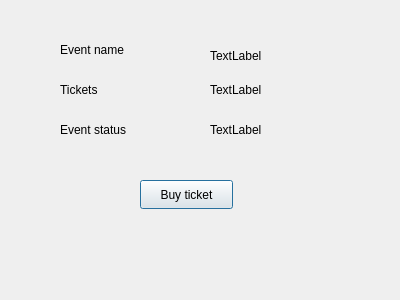
First picture: the form in OrderTickets/eventdescriptionwindow.ui, repository N3wm1e/Hustle_Rep, before the edit.
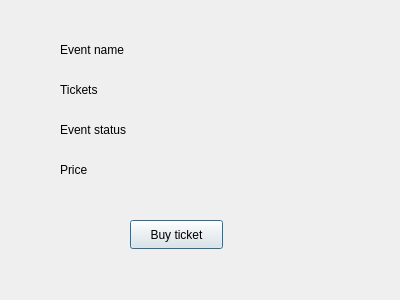
Second picture: the form after the edit.

The edit to the form file:
```diff
--- a/OrderTickets/eventdescriptionwindow.ui
+++ b/OrderTickets/eventdescriptionwindow.ui
@@ -16,8 +16,8 @@
   <widget class="QPushButton" name="BuyTicketButton">
    <property name="geometry">
     <rect>
-     <x>140</x>
-     <y>180</y>
+     <x>130</x>
+     <y>220</y>
      <width>93</width>
      <height>29</height>
     </rect>
@@ -75,7 +75,7 @@
     </rect>
    </property>
    <property name="text">
-    <string>TextLabel</string>
+    <string/>
    </property>
   </widget>
   <widget class="QLabel" name="labelForTicketsCount">
@@ -88,7 +88,7 @@
     </rect>
    </property>
    <property name="text">
-    <string>TextLabel</string>
+    <string/>
    </property>
   </widget>
   <widget class="QLabel" name="labelForStatus">
@@ -101,7 +101,33 @@
     </rect>
    </property>
    <property name="text">
-    <string>TextLabel</string>
+    <string/>
+   </property>
+  </widget>
+  <widget class="QLabel" name="TicketPrice">
+   <property name="geometry">
+    <rect>
+     <x>60</x>
+     <y>160</y>
+     <width>63</width>
+     <height>20</height>
+    </rect>
+   </property>
+   <property name="text">
+    <string>Price</string>
+   </property>
+  </widget>
+  <widget class="QLabel" name="labelForTicketPrice">
+   <property name="geometry">
+    <rect>
+     <x>210</x>
+     <y>160</y>
+     <width>63</width>
+     <height>20</height>
+    </rect>
+   </property>
+   <property name="text">
+    <string/>
    </property>
   </widget>
  </widget>
```
